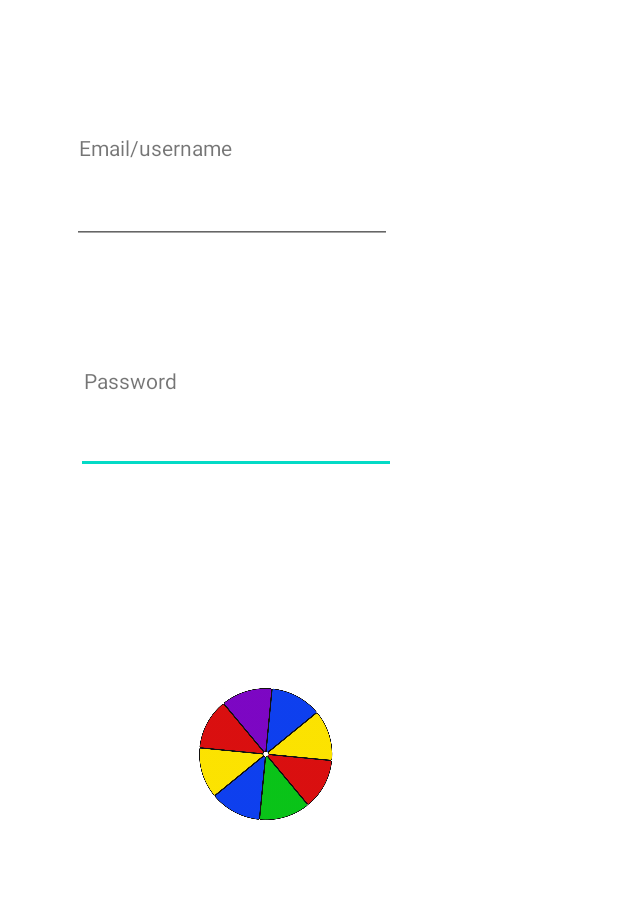
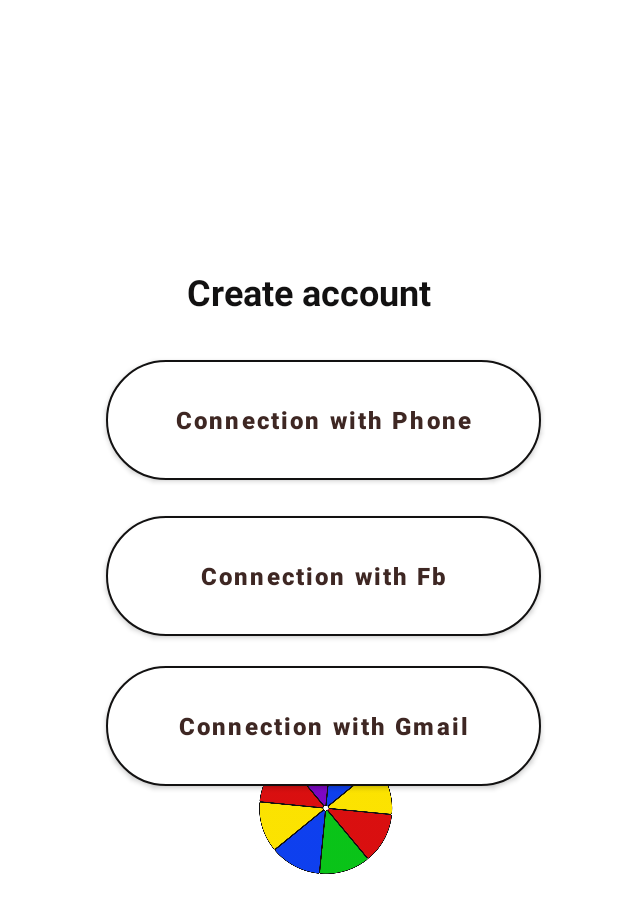
Before and after one commit to FranzGuanaco/Wheeler, an Android app: the layout create_account.xml on its own in the app's theme, with its tools: preview values and no code run, on a phone screen of 412 x 824 dp. Shown: the top 913 px of the screen. Run offline under Robolectric (Android 15) with nearby library versions, the phone set to English and light mode, and no system bars.

Commit message:
create account fragment done

```diff
--- a/app/src/main/AndroidManifest.xml
+++ b/app/src/main/AndroidManifest.xml
@@ -23,6 +23,7 @@
             </intent-filter>
         </activity>
         <activity android:name="com.order.Login"></activity>
+        <activity android:name="com.order.Create_account"></activity>
         <activity
             android:name="com.order.MainActivity"
             android:exported="true" >
--- /dev/null
+++ b/app/src/main/java/com/order/Create_account.kt
@@ -0,0 +1,13 @@
+package com.order
+
+import android.os.Bundle
+import androidx.appcompat.app.AppCompatActivity
+import com.example.draft.R
+
+class Create_account: AppCompatActivity() {
+
+
+    override fun onCreate(savedInstanceState: Bundle?) {
+        super.onCreate(savedInstanceState)
+        setContentView(R.layout.create_account)
+    }}
--- a/app/src/main/java/com/order/Splash.kt
+++ b/app/src/main/java/com/order/Splash.kt
@@ -78,10 +78,16 @@ class Splash : AppCompatActivity() {
         animatorSet.start()
 
 
-        login.setOnClickListener(){
+        login.setOnClickListener() {
 
-                val intent = Intent(this, Login::class.java)
-                startActivity(intent)
+            val loginActivity = Intent(this, Login::class.java)
+            startActivity(loginActivity)
+        }
+
+        createAccount.setOnClickListener(){
+
+            val accountActivity = Intent(this, Create_account::class.java)
+            startActivity(accountActivity)
 
 
             }}}
--- a/app/src/main/res/layout/create_account.xml
+++ b/app/src/main/res/layout/create_account.xml
@@ -6,55 +6,80 @@
     android:layout_height="match_parent">
 
     <TextView
-        android:id="@+id/textView3"
-        android:layout_width="wrap_content"
-        android:layout_height="wrap_content"
-        android:layout_marginBottom="136dp"
-        android:text="@string/Connection_email"
-        app:layout_constraintBottom_toTopOf="@+id/textView4"
-        app:layout_constraintEnd_toEndOf="@+id/textView4"
-        app:layout_constraintHorizontal_bias="0.097"
-        app:layout_constraintStart_toStartOf="@+id/textView4" />
+        android:id="@+id/textView5"
+        android:layout_width="200dp"
+        android:layout_height="30dp"
+        android:layout_marginBottom="616dp"
+        android:gravity="center"
+        android:text="Create account"
+        android:textColor="@color/black"
+        android:textSize="24sp"
+        android:textStyle="bold"
+        app:layout_constraintBottom_toBottomOf="parent"
+        app:layout_constraintEnd_toEndOf="parent"
+        app:layout_constraintHorizontal_bias="0.497"
+        app:layout_constraintStart_toStartOf="parent" />
 
-    <TextView
-        android:id="@+id/textView4"
-        android:layout_width="wrap_content"
-        android:layout_height="wrap_content"
-        android:layout_marginStart="56dp"
-        android:layout_marginTop="244dp"
-        android:text="@string/password"
-        app:layout_constraintStart_toStartOf="parent"
-        app:layout_constraintTop_toTopOf="parent" />
+    <Button
+        android:id="@+id/buttonMail"
+        android:layout_width="290dp"
+        android:layout_height="80dp"
+        android:layout_marginBottom="300dp"
+        android:background="@drawable/button_style"
+        android:text="Connection with Gmail"
+        android:textAllCaps="false"
+        android:textColor="#3e2723"
+        android:textSize="16sp"
+        android:textStyle="bold"
+        app:backgroundTint="@null"
+        app:layout_constraintBottom_toBottomOf="parent"
+        app:layout_constraintEnd_toEndOf="parent"
+        app:layout_constraintHorizontal_bias="0.578"
+        app:layout_constraintStart_toStartOf="parent" />
+
+    <Button
+        android:id="@+id/buttonFb"
+        android:layout_width="290dp"
+        android:layout_height="80dp"
+        android:layout_marginBottom="400dp"
+        android:background="@drawable/button_style"
+        android:text="Connection with Fb"
+        android:textAllCaps="false"
+        android:textColor="#3e2723"
+        android:textSize="16sp"
+        android:textStyle="bold"
+        app:backgroundTint="@null"
+        app:layout_constraintBottom_toBottomOf="parent"
+        app:layout_constraintEnd_toEndOf="parent"
+        app:layout_constraintHorizontal_bias="0.578"
+        app:layout_constraintStart_toStartOf="parent" />
+
+    <Button
+        android:id="@+id/buttonPhone"
+        android:layout_width="290dp"
+        android:layout_height="80dp"
+        android:layout_marginBottom="504dp"
+        android:background="@drawable/button_style"
+        android:text="Connection with Phone"
+        android:textAllCaps="false"
+        android:textColor="#3e2723"
+        android:textSize="16sp"
+        android:textStyle="bold"
+        app:backgroundTint="@null"
+        app:layout_constraintBottom_toBottomOf="parent"
+        app:layout_constraintEnd_toEndOf="parent"
+        app:layout_constraintHorizontal_bias="0.578"
+        app:layout_constraintStart_toStartOf="parent" />
 
     <ImageView
         android:id="@+id/imageView3"
         android:layout_width="170dp"
         android:layout_height="100dp"
-        android:layout_marginStart="92dp"
-        android:layout_marginTop="452dp"
+        android:layout_marginStart="132dp"
+        android:layout_marginTop="488dp"
         app:layout_constraintStart_toStartOf="parent"
         app:layout_constraintTop_toTopOf="parent"
         app:srcCompat="@drawable/animation" />
 
-    <EditText
-        android:id="@+id/editTextTextPassword"
-        android:layout_width="wrap_content"
-        android:layout_height="wrap_content"
-        android:layout_marginTop="7dp"
-        android:ems="10"
-        android:inputType="textPassword"
-        app:layout_constraintEnd_toEndOf="@+id/imageView3"
-        app:layout_constraintStart_toStartOf="@+id/textView3"
-        app:layout_constraintTop_toBottomOf="@+id/textView4" />
 
-    <EditText
-        android:id="@+id/editTextTextEmailAddress"
-        android:layout_width="wrap_content"
-        android:layout_height="wrap_content"
-        android:layout_marginTop="9dp"
-        android:ems="10"
-        android:inputType="textEmailAddress"
-        app:layout_constraintEnd_toEndOf="@+id/textView3"
-        app:layout_constraintStart_toEndOf="@+id/textView3"
-        app:layout_constraintTop_toBottomOf="@+id/textView3" />
 </androidx.constraintlayout.widget.ConstraintLayout>
```
